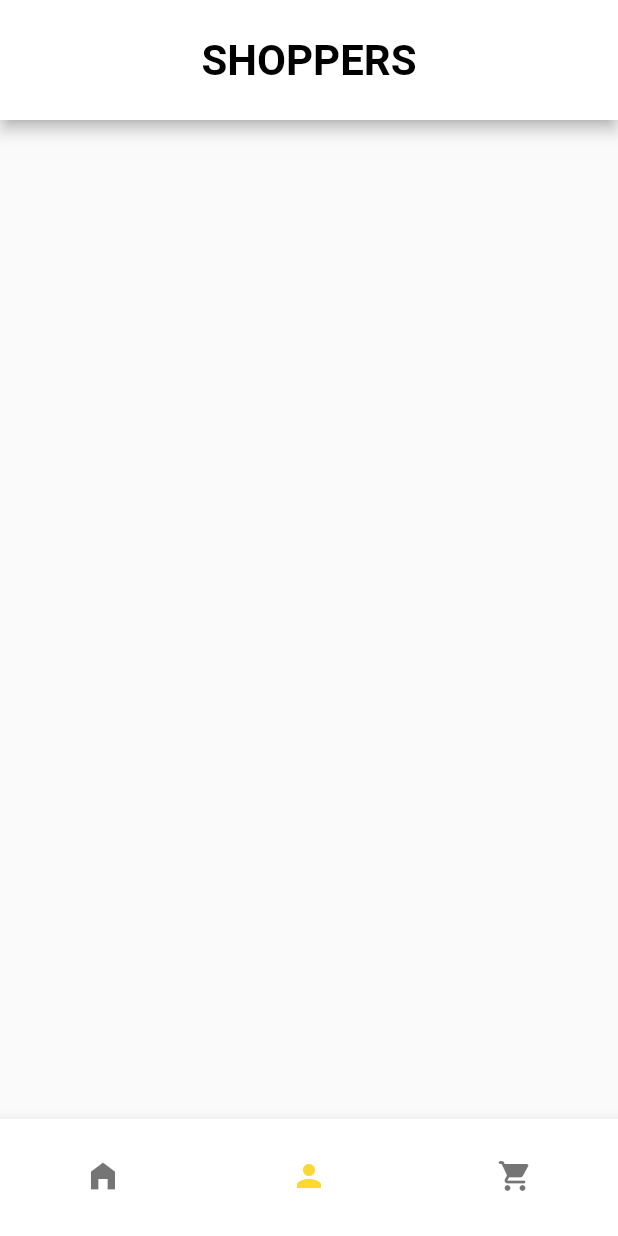
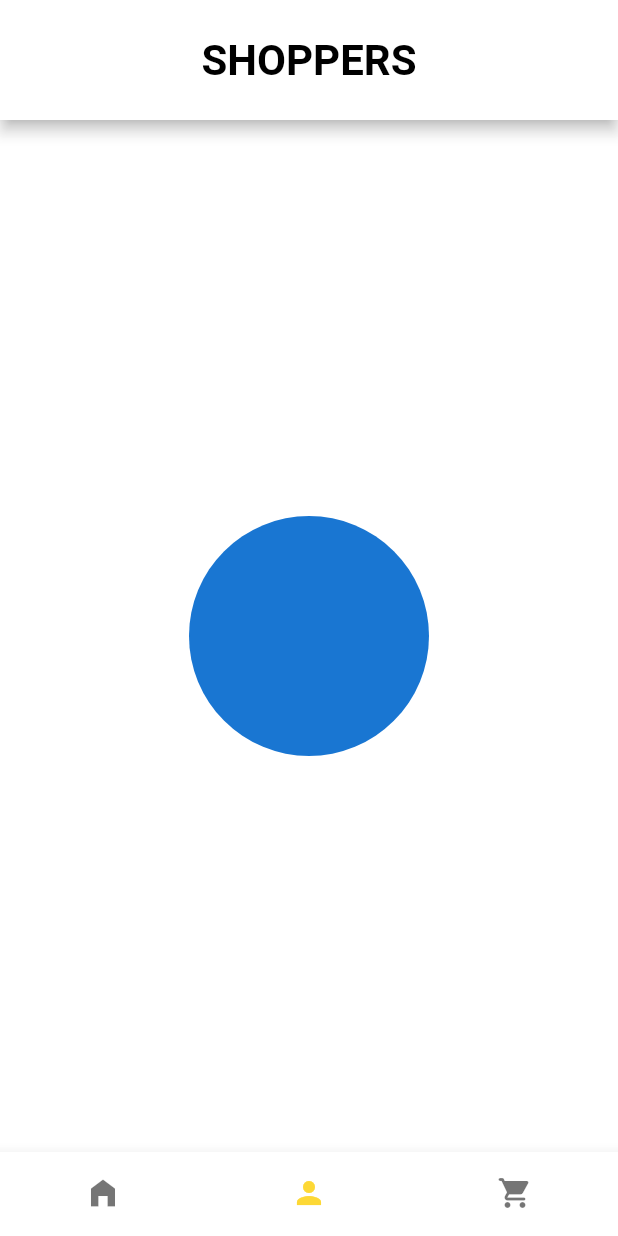
Before and after one commit to mno05/ecommerce, a Flutter app: the Profile screen opened by its route, on a phone screen of 412 x 824 dp. Run offline on Flutter 3.47's test engine with Material 2 defaults, Android fonts, the phone set to English and light mode, and no system bars; Roboto replaces fonts that are missing (Schyler).

Commit message:
Restant plus que le profile

```diff
--- a/lib/Vue/Home.dart
+++ b/lib/Vue/Home.dart
@@ -22,8 +22,8 @@ class _HomeState extends State<Home> {
         child: Row(
           mainAxisAlignment: MainAxisAlignment.spaceAround,
           children: [
-            ShopCard(),
-            ShopCard(),
+            shopCard(),
+            shopCard(),
           ],
         ),
       )),
@@ -34,7 +34,7 @@ class _HomeState extends State<Home> {
   }
 }
 
-Widget ShopCard() {
+Widget shopCard() {
   return Container(
     height: 230,
     width: 180,
--- a/lib/Vue/Profile.dart
+++ b/lib/Vue/Profile.dart
@@ -1,3 +1,4 @@
+import 'package:ecommerce/Vue/Data/Colors.dart';
 import 'package:ecommerce/Vue/widgets/AppBar.dart';
 import 'package:ecommerce/Vue/widgets/NavigateBar.dart';
 import 'package:flutter/material.dart';
@@ -17,6 +18,20 @@ class _ProfileState extends State<Profile> {
       bottomNavigationBar: NavigateBar(
         index: 1,
       ),
+      backgroundColor: ColorData.bcgrndcolor,
+      body: Container(
+        child: Center(
+          child: Column(
+            mainAxisAlignment: MainAxisAlignment.center,
+            crossAxisAlignment: CrossAxisAlignment.center,
+            children: [
+              CircleAvatar(
+                radius: 80,
+              ),
+            ],
+          ),
+        ),
+      ),
     );
   }
 }
--- a/lib/Vue/Shopping.dart
+++ b/lib/Vue/Shopping.dart
@@ -17,7 +17,7 @@ class _ShoppingState extends State<Shopping> {
       backgroundColor: ColorData.bcgrndcolor,
       appBar: AppBarC(),
       body: Center(
-        child: ShopCard(),
+        child: shopCard(),
       ),
       bottomNavigationBar: NavigateBar(
         index: 2,
@@ -26,7 +26,7 @@ class _ShoppingState extends State<Shopping> {
   }
 }
 
-Widget ShopCard() {
+Widget shopCard() {
   return Container(
     margin: EdgeInsets.all(20),
     height: 150,
--- a/lib/Vue/widgets/AppBar.dart
+++ b/lib/Vue/widgets/AppBar.dart
@@ -5,7 +5,9 @@ class AppBarC extends StatelessWidget with PreferredSizeWidget {
 
   @override
   Widget build(BuildContext context) {
-    return AppBar(
+    return Hero(
+      tag: 'apb',
+      child: AppBar(
         title: Column(
           mainAxisAlignment: MainAxisAlignment.center,
           children: [
@@ -23,10 +25,10 @@ class AppBarC extends StatelessWidget with PreferredSizeWidget {
         ),
         centerTitle: true,
         backgroundColor: Colors.white,
+      ),
     );
   }
 
   @override
-  // TODO: implement preferredSize
   Size get preferredSize => new Size.fromHeight(80);
 }
--- a/lib/Vue/widgets/NavigateBar.dart
+++ b/lib/Vue/widgets/NavigateBar.dart
@@ -6,17 +6,26 @@ class NavigateBar extends StatelessWidget {
   final int index;
   @override
   Widget build(BuildContext context) {
-    return BottomNavigationBar(
+    return Hero(
+      tag: 'nb',
+      child: BottomNavigationBar(
         onTap: (value) {
+          print(value);
           switch (value) {
             case 0:
-            Navigator.pushReplacementNamed(context, "/home");
+              if (value != index) {
+                Navigator.of(context).pushReplacementNamed("/home");
+              }
               break;
             case 1:
-            Navigator.pushReplacementNamed(context, "/profile");
+              if (value != index) {
+                Navigator.of(context).pushReplacementNamed("/profile");
+              }
               break;
             case 2:
-            Navigator.pushReplacementNamed(context, "/shopping");
+              if (value != index) {
+                Navigator.of(context).pushReplacementNamed("/shopping");
+              }
               break;
           }
         },
@@ -28,15 +37,18 @@ class NavigateBar extends StatelessWidget {
         items: [
           BottomNavigationBarItem(
             label: "Home",
-            icon: IconButton(icon: Icon(Icons.home_filled), onPressed: () {})),
+            icon: Icon(Icons.home_filled),
+          ),
           BottomNavigationBarItem(
             label: "Profile",
-            icon: IconButton(icon: Icon(Icons.person_sharp), onPressed: () {})),
+            icon: Icon(Icons.person_sharp),
+          ),
           BottomNavigationBarItem(
             label: "Shop",
-            icon: IconButton(
-                icon: Icon(Icons.shopping_cart_rounded), onPressed: () {})),
+            icon: Icon(Icons.shopping_cart_rounded),
+          ),
         ],
+      ),
     );
   }
 }
--- a/lib/main.dart
+++ b/lib/main.dart
@@ -7,15 +7,16 @@ import 'package:ecommerce/Vue/login.dart';
 import 'package:flutter/material.dart';
 
 void main(List<String> args) {
-  runApp(app());
+  runApp(App());
 }
 
-class app extends StatelessWidget {
-  const app({Key key}) : super(key: key);
+class App extends StatelessWidget {
+  const App({Key key}) : super(key: key);
 
   @override
   Widget build(BuildContext context) {
     return MaterialApp(
+      title: 'Ecommerce',
       debugShowCheckedModeBanner: false,
       routes: {
         "/login": (context) => Login(),
@@ -25,7 +26,7 @@ class app extends StatelessWidget {
         "/profile": (context) => Profile(),
         "/shopping": (context) => Shopping(),
       },
-      initialRoute: "/shopping",
+      initialRoute: "/home",
     );
   }
 }
```
Also changed, not shown: 1 other file. Lines whose indentation alone changed are shown as unchanged.
